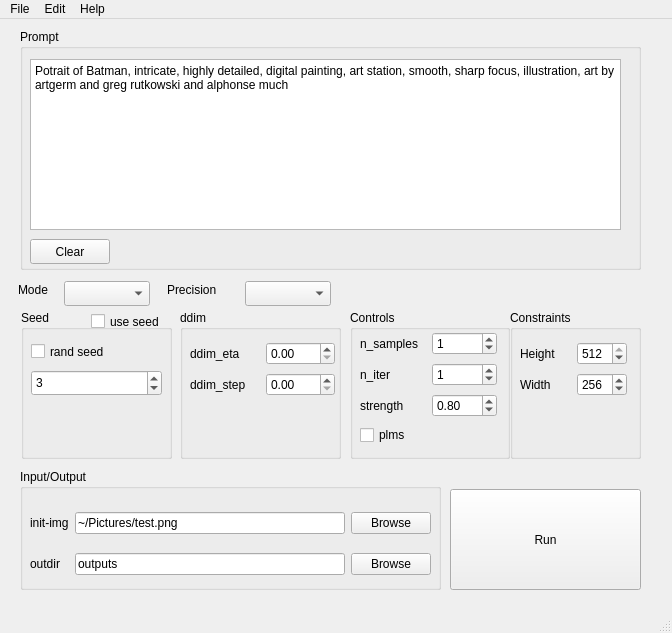
Before: the Qt Designer form ui/promptcraft.ui in rcn8397/prompt-craft, drawn with Qt 5.
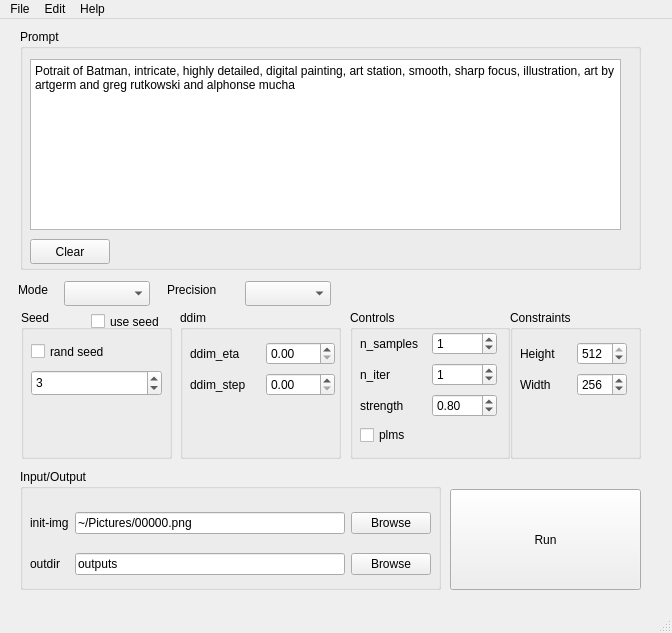
After: the same form once the commit is applied.

Commit message: options for the two modes make some sense now

Diff of the .ui file:
```diff
--- a/ui/promptcraft.ui
+++ b/ui/promptcraft.ui
@@ -314,7 +314,7 @@
     <property name="title">
      <string>Input/Output</string>
     </property>
-    <widget class="QWidget" name="">
+    <widget class="QWidget" name="layoutWidget">
      <property name="geometry">
       <rect>
        <x>10</x>
@@ -365,7 +365,7 @@
          <bool>true</bool>
         </property>
         <property name="text">
-         <string>~/Pictures/test.png</string>
+         <string>~/Pictures/00000.png</string>
         </property>
        </widget>
       </item>
@@ -394,10 +394,10 @@
       </rect>
      </property>
      <property name="plainText">
-      <string>Potrait of Batman, intricate, highly detailed, digital painting, art station, smooth, sharp focus, illustration, art by artgerm and greg rutkowski and alphonse much</string>
+      <string>Potrait of Batman, intricate, highly detailed, digital painting, art station, smooth, sharp focus, illustration, art by artgerm and greg rutkowski and alphonse mucha</string>
      </property>
      <property name="placeholderText">
-      <string>Potrait of Batman, intricate, highly detailed, digital painting, art station, smooth, sharp focus, illustration, art by artgerm and greg rutkowski and alphonse much</string>
+      <string>Potrait of Batman, intricate, highly detailed, digital painting, art station, smooth, sharp focus, illustration, art by artgerm and greg rutkowski and alphonse mucha</string>
      </property>
     </widget>
     <widget class="QPushButton" name="clear_btn">
```
Left out of the diff: 23 changed lines with no effect on the pictures. The commit also changes 2 other files.
